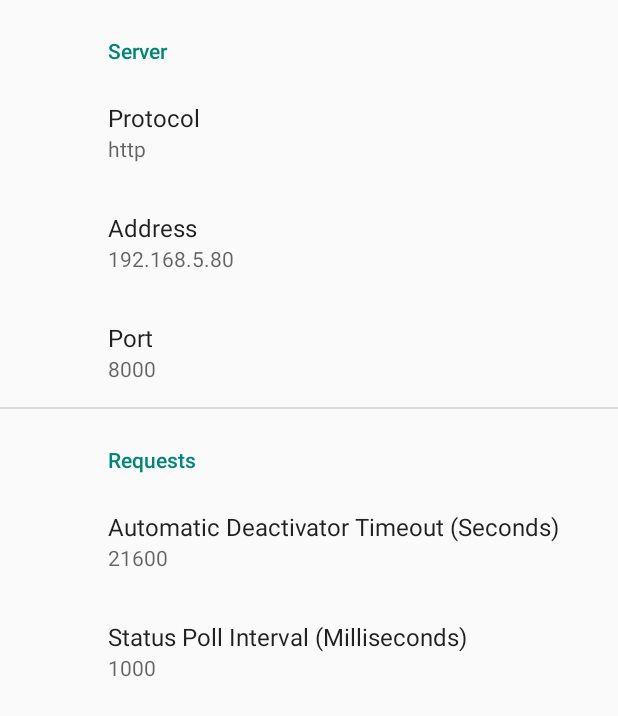
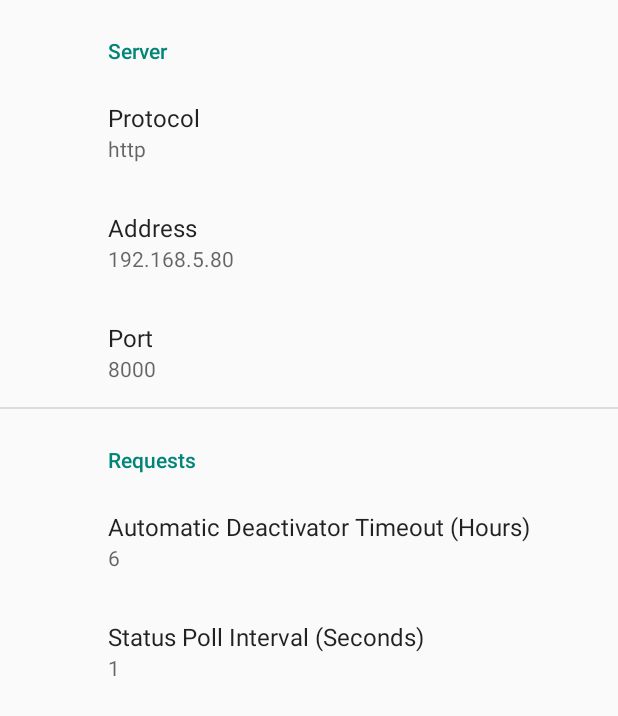
Before and after one commit to MyNameIsMikeGreen/pelican-remote, an Android app: the screen it shows after launch (SettingsActivity), after a tap on "SETTINGS", on a phone screen of 412 x 824 dp. Shown: the top 716 px of the screen. Run offline under Robolectric (Android 15) with nearby library versions, the light colour scheme and no system bars; our stand-ins replace androidx.preference; 9 statements that could not run were skipped.

Commit message:
Change preference units

```diff
--- a/app/src/main/java/com/example/pelicanremote/MainActivity.java
+++ b/app/src/main/java/com/example/pelicanremote/MainActivity.java
@@ -90,19 +90,31 @@ public class MainActivity extends AppCompatActivity {
         urlBuilder.setServerProtocol(settings.getString("protocol", getString(R.string.default_protocol)));
         urlBuilder.setServerAddress(settings.getString("address", getString(R.string.default_address)));
         urlBuilder.setServerPort(settings.getString("port", getString(R.string.default_port)));
-        urlBuilder.setAutomaticDeactivationTimeoutSeconds(settings.getString("deactivation_timeout", getString(R.string.default_deactivation_timeout)));
+        urlBuilder.setAutomaticDeactivationTimeoutHours(convertHoursStringToHours(
+                settings.getString("deactivation_timeout", getString(R.string.default_deactivation_timeout_hours)))
+        );
+    }
+
+    private String convertHoursStringToHours(String hoursString) {
+        return String.valueOf(Integer.parseInt(hoursString) * 3600);
     }
 
     private Runnable statusUpdaterRunnable() {
         return new Runnable() {
                 public void run() {
-                    statusHandler.postDelayed(this, Integer.parseInt(settings.getString(
-                            "statusPollIntervalMillis",
-                            getString(R.string.default_status_poll_interval_millis))
+                    statusHandler.postDelayed(this, Integer.parseInt(
+                            convertSecondsStringToMillis(settings.getString(
+                                "statusPollIntervalSeconds",
+                                getString(R.string.default_status_poll_interval_seconds))
+                            )
                     ));
                     refreshStatus();
                 }
             };
+    }
+
+    private String convertSecondsStringToMillis(String secondsString) {
+        return String.valueOf(Integer.parseInt(secondsString) * 1000);
     }
 
     private void refreshStatus() {
--- a/app/src/main/java/com/example/pelicanremote/PelicanUrlBuilder.java
+++ b/app/src/main/java/com/example/pelicanremote/PelicanUrlBuilder.java
@@ -54,7 +54,7 @@ public class PelicanUrlBuilder {
         this.serverPort = serverPort;
     }
 
-    public void setAutomaticDeactivationTimeoutSeconds(String automaticDeactivationTimeoutSeconds) {
+    public void setAutomaticDeactivationTimeoutHours(String automaticDeactivationTimeoutSeconds) {
         this.automaticDeactivationTimeoutSeconds = automaticDeactivationTimeoutSeconds;
     }
 
--- a/app/src/main/res/values/strings.xml
+++ b/app/src/main/res/values/strings.xml
@@ -20,6 +20,6 @@
     <string name="default_protocol">http</string>
     <string name="default_address">192.168.5.80</string>
     <string name="default_port">8000</string>
-    <string name="default_deactivation_timeout">21600</string>
-    <string name="default_status_poll_interval_millis">1000</string>
+    <string name="default_deactivation_timeout_hours">6</string>
+    <string name="default_status_poll_interval_seconds">1</string>
 </resources>
--- a/app/src/main/res/xml/root_preferences.xml
+++ b/app/src/main/res/xml/root_preferences.xml
@@ -26,15 +26,15 @@
 
         <EditTextPreference
             app:key="deactivation_timeout"
-            app:title="Automatic Deactivator Timeout (Seconds)"
+            app:title="Automatic Deactivator Timeout (Hours)"
             app:useSimpleSummaryProvider="true"
-            app:defaultValue="@string/default_deactivation_timeout"/>
+            app:defaultValue="@string/default_deactivation_timeout_hours"/>
 
         <EditTextPreference
-            app:key="default_status_poll_interval_millis"
-            app:title="Status Poll Interval (Milliseconds)"
+            app:key="default_status_poll_interval_seconds"
+            app:title="Status Poll Interval (Seconds)"
             app:useSimpleSummaryProvider="true"
-            app:defaultValue="@string/default_status_poll_interval_millis"/>
+            app:defaultValue="@string/default_status_poll_interval_seconds"/>
 
     </PreferenceCategory>
 
```
